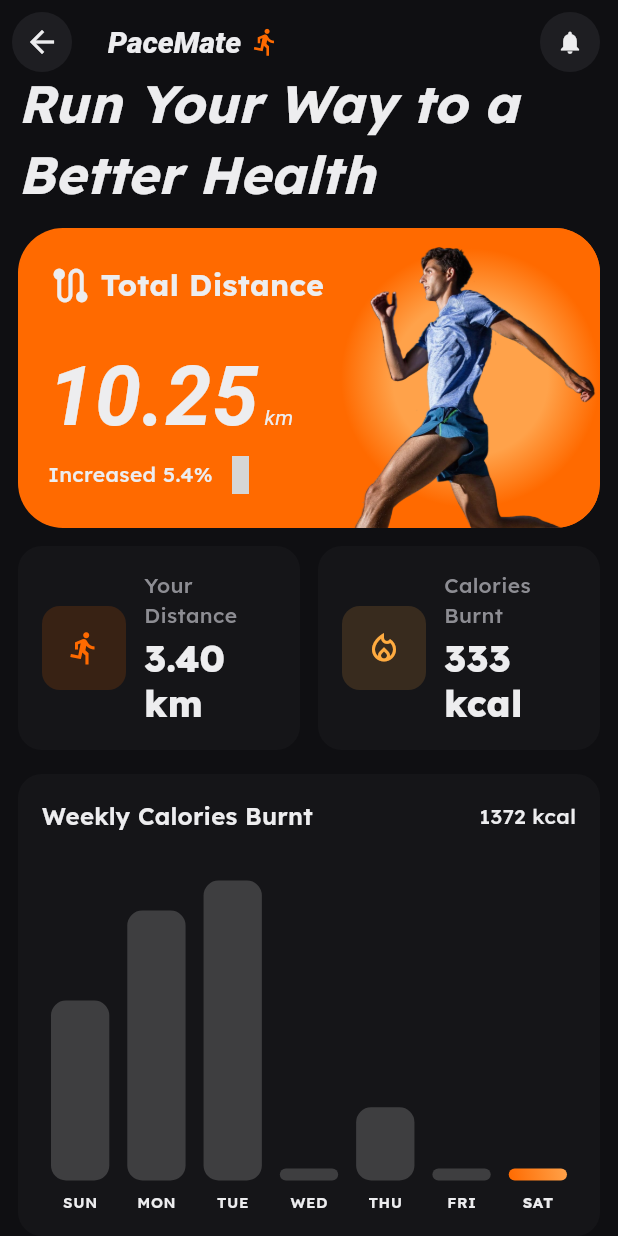
After one commit to Ap00rvx/pacemate, a Flutter app: the ActivityPage screen opened directly, scrolled down 39 dp, after a tap on the "notifications" icon, on a phone screen of 412 x 824 dp. The commit adds this screen. Run offline on Flutter 3.47's test engine with Material 3 defaults, Android fonts, the phone set to English and light mode, and no system bars; our stand-ins replace dio, flutter_bloc, go_router, iconsax; grey boxes are pictures that could not be loaded.

Commit message:
activity page

```diff
--- a/lib/core/theme/app_theme.dart
+++ b/lib/core/theme/app_theme.dart
@@ -4,7 +4,8 @@ import 'package:flutter/services.dart';
 /// App-wide theme that matches the dark, orange-accented look in the design.
 class AppTheme {
   // Core brand colors
-  static const Color primary = Color(0xFFFF6A00); // Vibrant orange
+  static const Color primary = Color(0xFFFF6A00);
+  static const Color primaryLight = Color(0xFFFFA24A); // Vibrant orange
   static const Color bg = Color(0xFF0F0F12); // Deep charcoal
   static const Color surface = Color(0xFF151518); // Cards / surfaces
   static const Color surfaceVariant = Color(0xFF1E1E22); // Elevated surfaces
--- /dev/null
+++ b/lib/core/utils/wish_message.dart
@@ -0,0 +1,12 @@
+class WishMessage {
+  static String getMessage() {
+    final time = DateTime.now().hour;
+    if (time < 12) {
+      return 'Good morning🔥';
+    } else if (time < 17) {
+      return 'Good afternoon 🌞';
+    } else {
+      return 'Good evening 🌚';
+    }
+  }
+}
--- a/lib/features/home/presentation/bloc/bottom_nav_cubit.dart
+++ b/lib/features/home/presentation/bloc/bottom_nav_cubit.dart
@@ -1,7 +1,7 @@
 import 'package:flutter_bloc/flutter_bloc.dart';
 
 class BottomNavCubit extends Cubit<int> {
-  BottomNavCubit() : super(0);
+  BottomNavCubit() : super(1);
 
   void setIndex(int index) => emit(index);
 }
--- a/lib/features/home/presentation/screens/home_page.dart
+++ b/lib/features/home/presentation/screens/home_page.dart
@@ -1,6 +1,7 @@
 import 'package:flutter/material.dart';
 import 'package:flutter_bloc/flutter_bloc.dart';
 import 'package:iconsax/iconsax.dart';
+import 'package:pacemate/features/home/presentation/screens/tabs/map_screen.dart';
 
 import '../../presentation/bloc/bottom_nav_cubit.dart';
 import 'tabs/activity_page.dart';
@@ -26,6 +27,7 @@ class _HomeView extends StatelessWidget {
   static final _pages = <Widget>[
     const FeedPage(),
     const ActivityPage(),
+    const MapScreen(),
     const LeaderboardPage(),
     const ProfilePage(),
   ];
@@ -46,8 +48,12 @@ class _HomeView extends StatelessWidget {
                 label: 'Feed',
               ),
               NavigationDestination(
+                icon: Icon(Icons.rocket_launch_outlined),
+                label: 'Activity',
+              ),
+              NavigationDestination(
                 icon: Icon(Icons.directions_run),
-                label: 'Activity',
+                label: 'Run',
               ),
               NavigationDestination(icon: Icon(Iconsax.cup), label: 'Leaders'),
               NavigationDestination(
--- a/lib/features/home/presentation/screens/tabs/activity_page.dart
+++ b/lib/features/home/presentation/screens/tabs/activity_page.dart
@@ -1,10 +1,43 @@
 import 'package:flutter/material.dart';
+import 'package:pacemate/core/widgets/logo_place.dart';
+import 'package:pacemate/features/home/presentation/widgets/activity_button.dart';
+import 'package:pacemate/features/home/presentation/widgets/daily_count_section.dart';
+import 'package:pacemate/features/home/presentation/widgets/header.dart';
 
 class ActivityPage extends StatelessWidget {
   const ActivityPage({super.key});
 
   @override
   Widget build(BuildContext context) {
-    return const Center(child: Text('Activity'));
+    return Scaffold(
+      appBar: AppBar(
+        title: AppLogo(),
+        actions: [
+          IconButton(
+            onPressed: () {},
+            icon: const Icon(Icons.notifications, size: 18),
+          ),
+          const SizedBox(width: 8),
+        ],
+      ),
+      body: SingleChildScrollView(
+        child: Padding(
+          padding: const EdgeInsets.symmetric(horizontal: 12.0),
+          child: Column(
+            spacing: 12,
+            crossAxisAlignment: CrossAxisAlignment.start,
+            children: [
+              HomeHeader(),
+              ActivityButton(),
+              DailyCountSection(
+                distanceKm: 3.4,
+                calories: 333,
+                weeklyCalories: [300, 450, 500, 0, 122, 0, 0],
+              ),
+            ],
+          ),
+        ),
+      ),
+    );
   }
 }
--- /dev/null
+++ b/lib/features/home/presentation/screens/tabs/map_screen.dart
@@ -0,0 +1,15 @@
+import 'package:flutter/material.dart';
+
+class MapScreen extends StatefulWidget {
+  const MapScreen({super.key});
+
+  @override
+  State<MapScreen> createState() => _MapScreenState();
+}
+
+class _MapScreenState extends State<MapScreen> {
+  @override
+  Widget build(BuildContext context) {
+    return const Placeholder();
+  }
+}
--- /dev/null
+++ b/lib/features/home/presentation/widgets/activity_button.dart
@@ -0,0 +1,134 @@
+import 'package:flutter/material.dart';
+import 'package:iconsax/iconsax.dart';
+import 'package:pacemate/core/theme/app_theme.dart';
+
+class ActivityButton extends StatefulWidget {
+  const ActivityButton({super.key});
+
+  @override
+  State<ActivityButton> createState() => _ActivityButtonState();
+}
+
+class _ActivityButtonState extends State<ActivityButton> {
+  @override
+  Widget build(BuildContext context) {
+    return GestureDetector(
+      child: Container(
+        constraints: const BoxConstraints(
+          minWidth: double.infinity,
+          minHeight: 200,
+        ),
+
+        decoration: BoxDecoration(
+          color: AppTheme.primary,
+          borderRadius: BorderRadius.circular(30),
+        ),
+        child: Row(
+          mainAxisAlignment: MainAxisAlignment.spaceBetween,
+          children: [
+            Expanded(
+              child: Padding(
+                padding: const EdgeInsets.symmetric(
+                  horizontal: 20,
+                  vertical: 10,
+                ),
+                child: Column(
+                  mainAxisAlignment: MainAxisAlignment.spaceBetween,
+                  crossAxisAlignment: CrossAxisAlignment.start,
+                  children: const [
+                    Row(
+                      spacing: 5,
+                      mainAxisAlignment: MainAxisAlignment.start,
+                      mainAxisSize: MainAxisSize.min,
+                      children: [
+                        Icon(
+                          Icons.route_rounded,
+                          size: 30,
+                          color: AppTheme.onBg,
+                        ),
+                        Text(
+                          'Total Distance',
+                          style: TextStyle(
+                            color: AppTheme.onBg,
+                            fontSize: 20,
+                            fontWeight: FontWeight.bold,
+                          ),
+                        ),
+                      ],
+                    ),
+                    const SizedBox(height: 20),
+                    Text.rich(
+                      TextSpan(
+                        text: '10.25',
+                        style: TextStyle(
+                          color: AppTheme.onBg,
+                          fontSize: 55,
+                          fontStyle: FontStyle.italic,
+                          fontWeight: FontWeight.bold,
+                        ),
+                        children: [
+                          TextSpan(
+                            text: ' km',
+                            style: TextStyle(
+                              color: AppTheme.onBg,
+                              fontSize: 14,
+                              fontWeight: FontWeight.normal,
+                            ),
+                          ),
+                        ],
+                      ),
+                    ),
+
+                    Row(
+                      spacing: 6,
+                      mainAxisSize: MainAxisSize.min,
+                      children: [
+                        Text(
+                          'Increased 5.4%',
+                          style: TextStyle(color: AppTheme.onBg, fontSize: 14),
+                        ),
+
+                        Icon(
+                          Iconsax.arrow_up_1,
+                          size: 25,
+                          color: AppTheme.onBg,
+                        ),
+                      ],
+                    ),
+                  ],
+                ),
+              ),
+            ),
+            Container(
+              height: 200,
+              decoration: BoxDecoration(
+                gradient: RadialGradient(
+                  stops: [0.6, 1.0],
+                  colors: [AppTheme.primaryLight, AppTheme.primary],
+                ),
+                borderRadius: BorderRadius.circular(30),
+              ),
+              child: ClipRRect(
+                borderRadius: BorderRadius.only(
+                  topRight: Radius.circular(30),
+                  bottomRight: Radius.circular(30),
+                ),
+                child: Padding(
+                  padding: const EdgeInsets.only(top: 12.0),
+                  child: Image.asset(
+                    'assets/images/pacemate_run.png',
+                    scale: 1,
+                    height: 160,
+
+                    fit: BoxFit.cover,
+                    alignment: Alignment.topRight,
+                  ),
+                ),
+              ),
+            ),
+          ],
+        ),
+      ),
+    );
+  }
+}
--- /dev/null
+++ b/lib/features/home/presentation/widgets/daily_count_section.dart
@@ -0,0 +1,350 @@
+import 'package:flutter/material.dart';
+import '../../../../core/theme/app_theme.dart';
+
+/// Displays today's distance and calories in two cards, with a simple
+/// weekly calories "graph" made of filled containers.
+class DailyCountSection extends StatelessWidget {
+  const DailyCountSection({
+    super.key,
+    required this.distanceKm,
+    required this.calories,
+    required this.weeklyCalories,
+    this.todayIndex,
+  });
+
+  /// Distance ran today in kilometers.
+  final double distanceKm;
+
+  /// Calories burned today.
+  final int calories;
+
+  /// Weekly calories burned, starting from Sunday (length up to 7).
+  final List<int> weeklyCalories;
+
+  /// Index of today within [weeklyCalories] (0..6). If null, the last item is highlighted.
+  final int? todayIndex;
+
+  @override
+  Widget build(BuildContext context) {
+    final theme = Theme.of(context);
+    final cs = theme.colorScheme;
+    final gradients = theme.extension<AppGradients>() ?? AppGradients.defaults;
+
+    return Column(
+      crossAxisAlignment: CrossAxisAlignment.start,
+      children: [
+        Row(
+          children: [
+            Expanded(
+              child: _MetricCard(
+                title: 'Your Distance',
+                value: '${distanceKm.toStringAsFixed(2)} km',
+                icon: Icons.directions_run_outlined,
+                color: cs.primary,
+              ),
+            ),
+            const SizedBox(width: 12),
+            Expanded(
+              child: _MetricCard(
+                title: 'Calories Burnt',
+                value: '$calories kcal',
+                icon: Icons.local_fire_department_outlined,
+                color: Colors.orangeAccent,
+              ),
+            ),
+          ],
+        ),
+        const SizedBox(height: 16),
+
+        // Weekly bar graph (not actual chart, just containers)
+        Container(
+          decoration: BoxDecoration(
+            color: AppTheme.surface,
+            borderRadius: BorderRadius.circular(16),
+          ),
+          padding: const EdgeInsets.all(16),
+          child: _WeeklyBarGraph(
+            values: weeklyCalories,
+            todayIndex: todayIndex,
+            barGradient: gradients.heat as LinearGradient,
+          ),
+        ),
+      ],
+    );
+  }
+}
+
+class _MetricCard extends StatelessWidget {
+  const _MetricCard({
+    required this.title,
+    required this.value,
+    required this.icon,
+    required this.color,
+  });
+
+  final String title;
+  final String value;
+  final IconData icon;
+  final Color color;
+
+  @override
+  Widget build(BuildContext context) {
+    final theme = Theme.of(context);
+
+    return Container(
+      padding: const EdgeInsets.all(16),
+      decoration: BoxDecoration(
+        color: AppTheme.surface,
+        borderRadius: BorderRadius.circular(16),
+      ),
+      child: Row(
+        crossAxisAlignment: CrossAxisAlignment.center,
+        children: [
+          Container(
+            width: 56,
+            height: 56,
+            decoration: BoxDecoration(
+              color: color.withOpacity(0.15),
+              borderRadius: BorderRadius.circular(12),
+            ),
+            child: Icon(icon, color: color),
+          ),
+          const SizedBox(width: 12),
+          Expanded(
+            child: Column(
+              crossAxisAlignment: CrossAxisAlignment.start,
+              children: [
+                Text(
+                  title,
+                  style: theme.textTheme.bodyMedium?.copyWith(
+                    color: AppTheme.muted,
+                  ),
+                ),
+                const SizedBox(height: 4),
+                Text(
+                  value,
+                  style: theme.textTheme.titleLarge?.copyWith(
+                    fontWeight: FontWeight.w800,
+                    fontSize: 24,
+                  ),
+                ),
+              ],
+            ),
+          ),
+        ],
+      ),
+    );
+  }
+}
+
+class _WeeklyBarGraph extends StatelessWidget {
+  const _WeeklyBarGraph({
+    required this.values,
+    this.todayIndex,
+    required this.barGradient,
+  });
+
+  final List<int> values;
+  final int? todayIndex;
+  final LinearGradient barGradient;
+
+  static const _labels = ['SUN', 'MON', 'TUE', 'WED', 'THU', 'FRI', 'SAT'];
+
+  @override
+  Widget build(BuildContext context) {
+    final theme = Theme.of(context);
+    final cs = theme.colorScheme;
+
+    final list = values.isEmpty
+        ? List<int>.filled(7, 0)
+        : (values.length == 7
+              ? values
+              : List<int>.generate(
+                  7,
+                  (i) => i < values.length ? values[i] : 0,
+                ));
+
+    final maxVal = list.fold<int>(0, (p, n) => n > p ? n : p).clamp(0, 1 << 31);
+    final highlight = (todayIndex ?? (list.length - 1)).clamp(
+      0,
+      list.length - 1,
+    );
+
+    return Column(
+      crossAxisAlignment: CrossAxisAlignment.start,
+      children: [
+        Row(
+          mainAxisAlignment: MainAxisAlignment.spaceBetween,
+          children: [
+            Text('Weekly Calories Burnt', style: theme.textTheme.titleMedium),
+            Text(
+              '${list.reduce((a, b) => a + b)} kcal',
+              style: theme.textTheme.bodyMedium,
+            ),
+          ],
+        ),
+        const SizedBox(height: 12),
+        SizedBox(
+          height: 240,
+          child: Row(
+            crossAxisAlignment: CrossAxisAlignment.end,
+            children: [
+              for (var i = 0; i < list.length; i++)
+                Expanded(
+                  child: _Bar(
+                    value: list[i].toDouble(),
+                    max: (maxVal == 0 ? 1 : maxVal).toDouble(),
+                    label: _labels[i],
+                    isHighlighted: i == highlight,
+                    gradient: barGradient,
+                    labelColor: cs.onSurface,
+                  ),
+                ),
+            ],
+          ),
+        ),
+      ],
+    );
+  }
+}
+
+class _Bar extends StatelessWidget {
+  const _Bar({
+    required this.value,
+    required this.max,
+    required this.label,
+    required this.isHighlighted,
+    required this.gradient,
+    required this.labelColor,
+  });
+
+  final double value;
+  final double max;
+  final String label;
+  final bool isHighlighted;
+  final LinearGradient gradient;
+  final Color labelColor;
+
+  @override
+  Widget build(BuildContext context) {
+    final barHeight = (value / (max == 0 ? 1 : max)) * 200.0;
+    final minHeight = 8.0;
+    final height = barHeight.isFinite
+        ? (barHeight.clamp(minHeight, 200.0))
+        : minHeight;
+
+    return Padding(
+      padding: const EdgeInsets.symmetric(horizontal: 6),
+      child: Column(
+        mainAxisAlignment: MainAxisAlignment.end,
+        children: [
+          GestureDetector(
+            onTapDown: (details) {
+              _showValueTooltip(context, details.globalPosition);
+            },
+            child: AnimatedContainer(
+              duration: const Duration(milliseconds: 350),
+              curve: Curves.easeOutCubic,
+              height: height,
+              decoration: BoxDecoration(
+                gradient: isHighlighted ? gradient : null,
+                color: isHighlighted
+                    ? null
+                    : Colors.grey.withValues(alpha: 0.3),
+                borderRadius: BorderRadius.circular(10),
+              ),
+            ),
+          ),
+          const SizedBox(height: 8),
+          Text(
+            label,
+            style: Theme.of(context).textTheme.bodySmall?.copyWith(
+              color: labelColor,
+              fontSize: 10,
+              fontWeight: isHighlighted ? FontWeight.bold : FontWeight.w600,
+            ),
+          ),
+        ],
+      ),
+    );
+  }
+
+  void _showValueTooltip(BuildContext context, Offset position) {
+    final overlay = Overlay.of(context);
+    late OverlayEntry entry;
+
+    entry = OverlayEntry(
+      builder: (context) => Positioned(
+        left: position.dx - 25,
+        top: position.dy - 50,
+        child: _TooltipBubble(
+          text: '${value.toStringAsFixed(1)} kcal',
+          onDismiss: () => entry.remove(),
+        ),
+      ),
+    );
+
+    overlay.insert(entry);
+  }
+}
+
+class _TooltipBubble extends StatefulWidget {
+  const _TooltipBubble({required this.text, required this.onDismiss});
+
+  final String text;
+  final VoidCallback onDismiss;
+
+  @override
+  State<_TooltipBubble> createState() => _TooltipBubbleState();
+}
+
+class _TooltipBubbleState extends State<_TooltipBubble>
+    with SingleTickerProviderStateMixin {
+  late AnimationController _controller;
+  late Animation<double> _fade;
+
+  @override
+  void initState() {
+    super.initState();
+    _controller = AnimationController(
+      vsync: this,
+      duration: const Duration(milliseconds: 200),
+    );
+    _fade = CurvedAnimation(parent: _controller, curve: Curves.easeOut);
+    _controller.forward();
+
+    // Auto dismiss after 1.5 seconds
+    Future.delayed(const Duration(seconds: 1), () {
+      if (mounted) {
+        _controller.reverse().then((_) => widget.onDismiss());
+      }
+    });
+  }
+
+  @override
+  Widget build(BuildContext context) {
+    return FadeTransition(
+      opacity: _fade,
+      child: Material(
+        color: Colors.transparent,
+        child: Container(
+          padding: const EdgeInsets.symmetric(horizontal: 10, vertical: 6),
+          decoration: BoxDecoration(
+            color: Colors.black87,
+            borderRadius: BorderRadius.circular(8),
+          ),
+          child: Text(
+            widget.text,
+            style: const TextStyle(color: Colors.white, fontSize: 12),
+          ),
+        ),
+      ),
+    );
+  }
+
+  @override
+  void dispose() {
+    _controller.dispose();
+    super.dispose();
+  }
+}
--- /dev/null
+++ b/lib/features/home/presentation/widgets/header.dart
@@ -0,0 +1,34 @@
+import 'package:flutter/material.dart';
+import 'package:pacemate/core/theme/app_theme.dart';
+import 'package:pacemate/core/utils/wish_message.dart';
+
+class HomeHeader extends StatelessWidget {
+  const HomeHeader({super.key});
+
+  @override
+  Widget build(BuildContext context) {
+    return Column(
+      spacing: 10,
+      crossAxisAlignment: CrossAxisAlignment.start,
+      children: [
+        Text(
+          '${WishMessage.getMessage()}, Ready to do the Good Work Today?',
+          style: Theme.of(context).textTheme.headlineSmall?.copyWith(
+            fontSize: 14,
+            fontStyle: FontStyle.italic,
+            color: AppTheme.muted,
+            fontWeight: FontWeight.w400,
+          ),
+        ),
+        Text(
+          "Run Your Way to a Better Health",
+          style: Theme.of(context).textTheme.headlineSmall?.copyWith(
+            fontSize: 35,
+            fontWeight: FontWeight.w700,
+            fontStyle: FontStyle.italic,
+          ),
+        ),
+      ],
+    );
+  }
+}
--- a/pubspec.yaml
+++ b/pubspec.yaml
@@ -40,6 +40,9 @@ dependencies:
   equatable: ^2.0.7
   go_router: ^16.2.4
   iconsax: ^0.0.8
+  geolocator: ^14.0.2
+  flutter_map: ^8.2.2
+  geocoding: ^4.0.0
 
 dev_dependencies:
   flutter_test:
```
Also changed, not shown: assets/images/pacemate_run.png (added), pubspec.lock.
